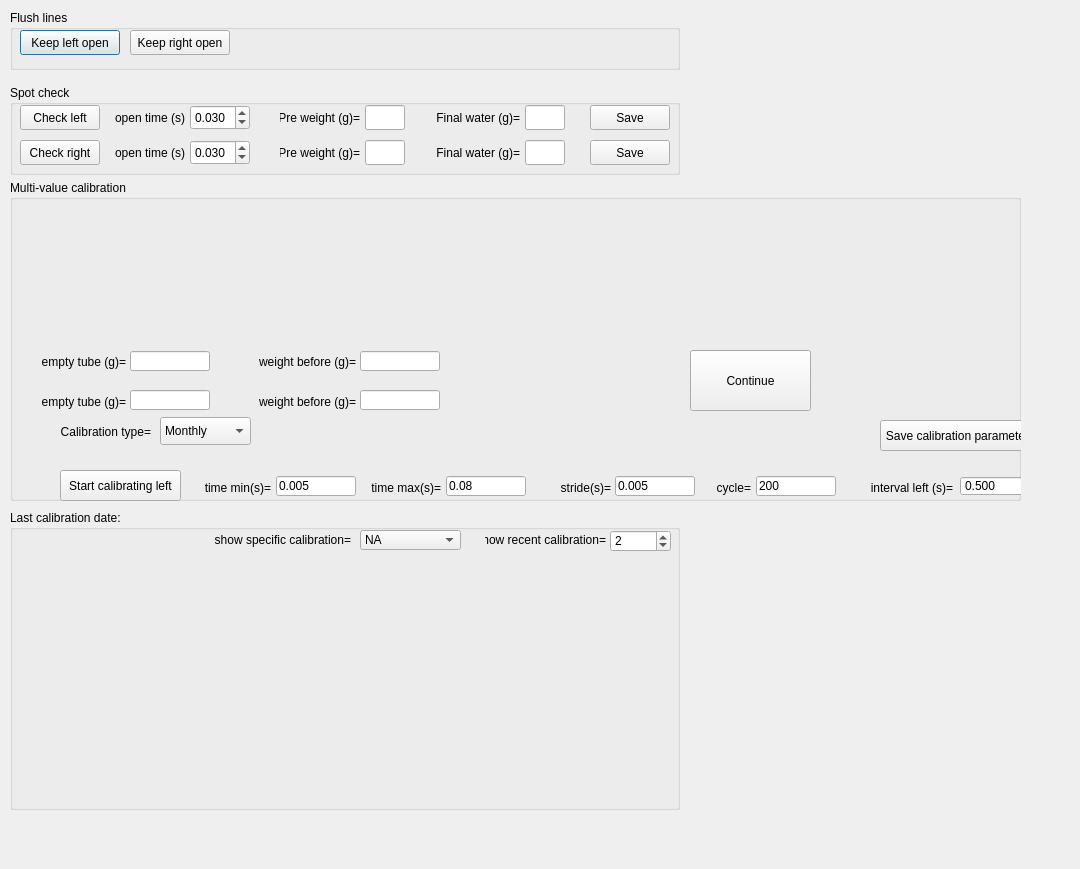
Before: the Qt Designer form src/foraging_gui/Calibration.ui in AllenNeuralDynamics/dynamic-foraging-task, drawn with Qt 5.
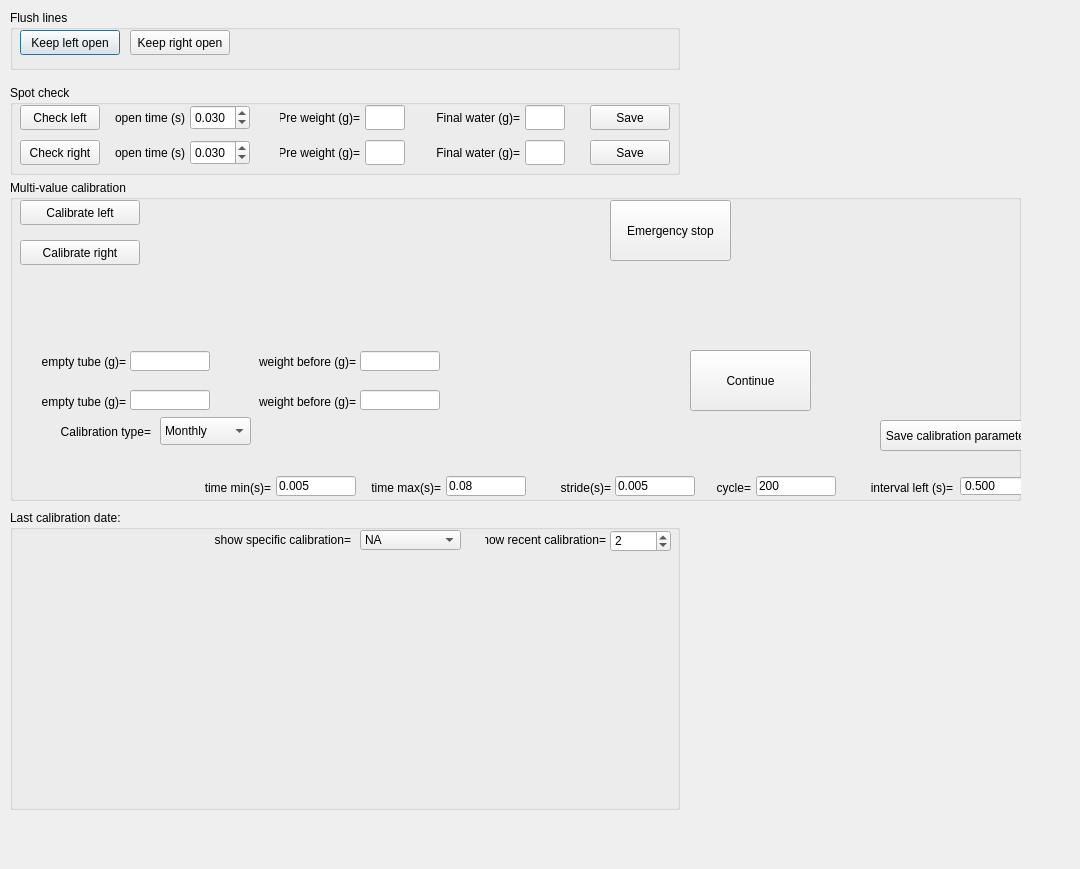
After: the same form once the commit is applied.

```diff
--- a/src/foraging_gui/Calibration.ui
+++ b/src/foraging_gui/Calibration.ui
@@ -463,8 +463,8 @@
         <widget class="QPushButton" name="EmergencyStop">
             <property name="geometry">
                 <rect>
-                    <x>910</x>
-                    <y>380</y>
+                    <x>600</x>
+                    <y>20</y>
                     <width>121</width>
                     <height>61</height>
                 </rect>
@@ -479,14 +479,14 @@
         <widget class="QPushButton" name="StartCalibratingLeft">
             <property name="geometry">
                 <rect>
-                    <x>50</x>
-                    <y>290</y>
-                    <width>121</width>
-                    <height>31</height>
+                    <x>10</x>
+                    <y>20</y>
+                    <width>120</width>
+                    <height>25</height>
                 </rect>
             </property>
             <property name="text">
-                <string>Start calibrating left</string>
+                <string>Calibrate left</string>
             </property>
             <property name="checkable">
                 <bool>true</bool>
@@ -495,14 +495,14 @@
         <widget class="QPushButton" name="StartCalibratingRight">
             <property name="geometry">
                 <rect>
-                    <x>50</x>
-                    <y>332</y>
-                    <width>121</width>
-                    <height>31</height>
+                    <x>10</x>
+                    <y>60</y>
+                    <width>120</width>
+                    <height>25</height>
                 </rect>
             </property>
             <property name="text">
-                <string>Start calibrating right</string>
+                <string>Calibrate right</string>
             </property>
             <property name="checkable">
                 <bool>true</bool>
```
